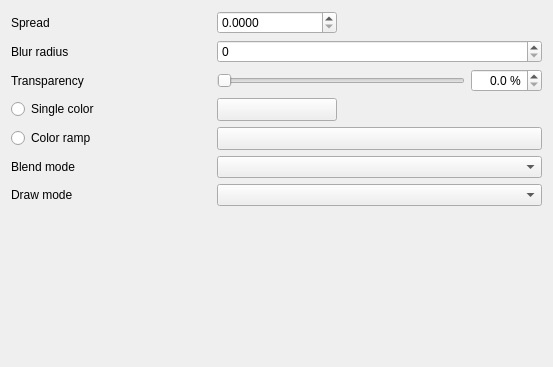
Before: the Qt Designer form src/ui/effects/widget_glow.ui in qgis/QGIS, drawn with Qt 5.
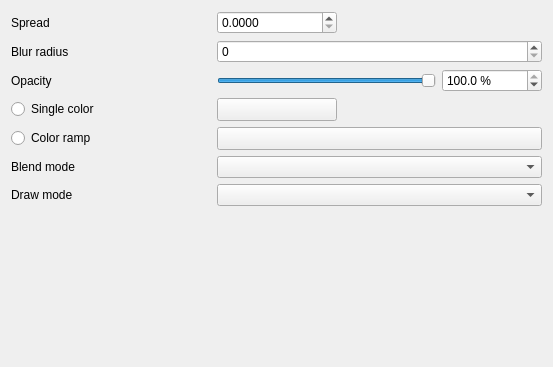
After: the same form once the commit is applied. Custom widgets are drawn as their Qt base class.

Commit message: Flip QgsGlowEffect from transparency to opacity

```diff
--- a/src/ui/effects/widget_glow.ui
+++ b/src/ui/effects/widget_glow.ui
@@ -77,7 +77,7 @@
         <item row="2" column="0">
          <widget class="QLabel" name="label_28">
           <property name="text">
-           <string>Transparency</string>
+           <string>Opacity</string>
           </property>
          </widget>
         </item>
@@ -187,6 +187,9 @@
             <property name="pageStep">
              <number>100</number>
             </property>
+            <property name="value">
+             <number>1000</number>
+            </property>
             <property name="orientation">
              <enum>Qt::Horizontal</enum>
             </property>
@@ -197,8 +200,11 @@
             <property name="enabled">
              <bool>true</bool>
             </property>
-            <property name="alignment">
-             <set>Qt::AlignRight|Qt::AlignTrailing|Qt::AlignVCenter</set>
+            <property name="minimumSize">
+             <size>
+              <width>100</width>
+              <height>0</height>
+             </size>
             </property>
             <property name="suffix">
              <string> %</string>
@@ -209,6 +215,9 @@
             <property name="maximum">
              <double>100.000000000000000</double>
             </property>
+            <property name="value">
+             <double>100.000000000000000</double>
+            </property>
            </widget>
           </item>
          </layout>
```
Left out of the diff: 10 changed lines with no effect on the pictures. The commit also changes 7 other files.
